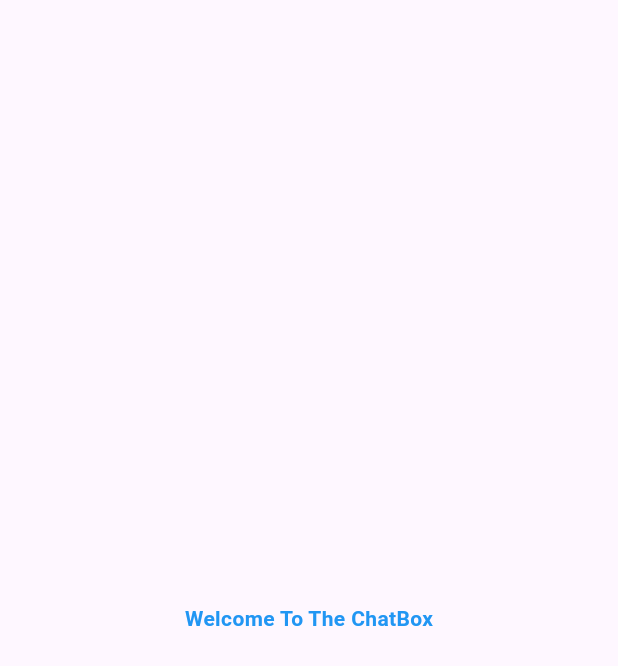
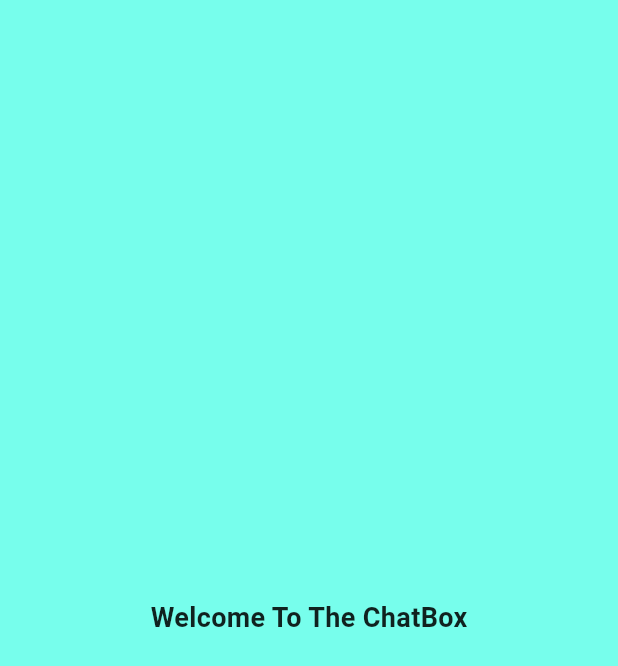
Before and after one commit to itskartike910/chat_app, a Flutter app: the SplashScreen screen opened directly, on a phone screen of 412 x 824 dp. Shown: the top 666 px of the screen. Run offline on Flutter 3.47's test engine with Material 3 defaults, Android fonts, the phone set to English and light mode, and no system bars; our stand-ins replace fluttertoast, google_fonts.

Commit message:
updation in ui

```diff
--- a/lib/main.dart
+++ b/lib/main.dart
@@ -13,6 +13,7 @@ class MyApp extends StatelessWidget {
   @override
   Widget build(BuildContext context) {
     return MaterialApp(
+      debugShowCheckedModeBanner: false,
       title: 'ChatBox',
       theme: ThemeData(
         colorScheme: ColorScheme.fromSeed(seedColor: Colors.deepPurple),
--- a/lib/screens/splash_screen.dart
+++ b/lib/screens/splash_screen.dart
@@ -18,13 +18,19 @@ class _SplashScreenState extends State<SplashScreen> {
 
   @override
   Widget build(BuildContext context) {
-    return const Scaffold(
-      body: Center(
-        child: Text(
-          "Welcome To The ChatBox",
-           style: TextStyle(
-            color: Colors.blue,
-            fontWeight: FontWeight.bold,
+    return Scaffold(
+      body: Container(
+        width: double.infinity,
+        height: double.infinity,
+        color: Color.fromARGB(255, 119, 254, 236),
+        child: const Center(
+          child: Text(
+            "Welcome To The ChatBox",
+             style: TextStyle(
+              color: Colors.black87,
+              fontWeight: FontWeight.bold,
+              fontSize: 18
+            ),
           ),
         ),
       ),
--- a/pubspec.yaml
+++ b/pubspec.yaml
@@ -47,7 +47,8 @@ dev_dependencies:
   # activated in the `analysis_options.yaml` file located at the root of your
   # package. See that file for information about deactivating specific lint
   # rules and activating additional ones.
-  flutter_lints: ^2.0.0
+  flutter_lints: ^3.0.1
+
 
 # For information on the generic Dart part of this file, see the
 # following page: https://dart.dev/tools/pub/pubspec
```
Also changed, not shown: lib/authentication/login_page.dart (+7 -7 lines), pubspec.lock, 2 other files.
